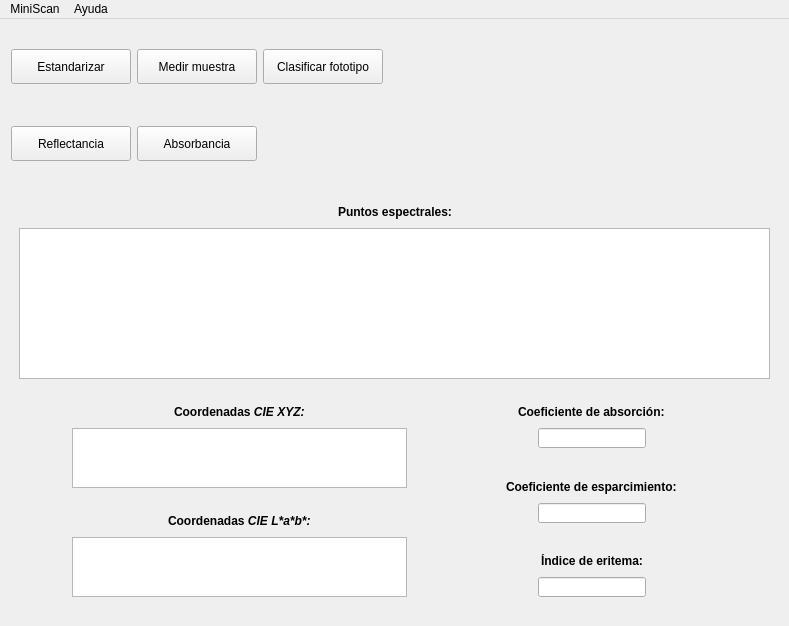
The window that mainwindow.ui (Gabnz/Spectrasoft) describes before a commit, drawn with Qt 5.
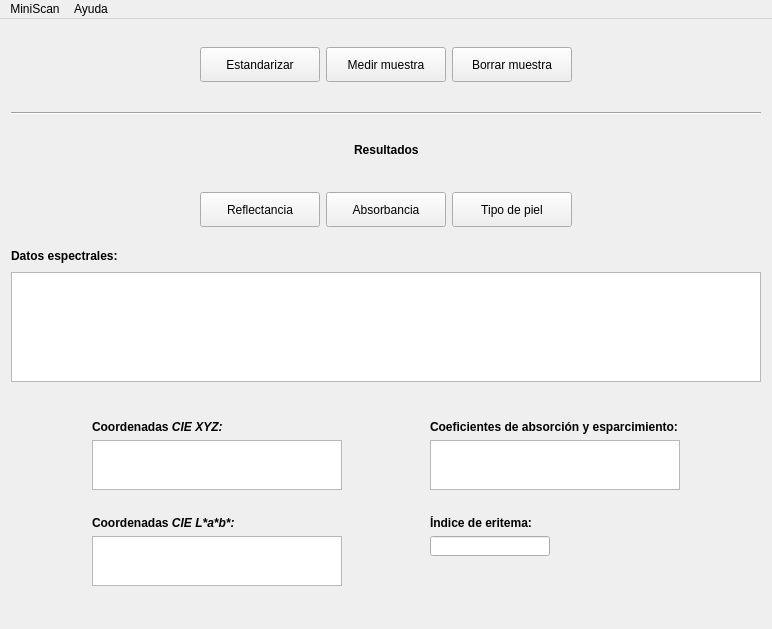
The same window after the commit. Icons and pictures are not drawn.

Patch:
```diff
--- a/mainwindow.ui
+++ b/mainwindow.ui
@@ -6,8 +6,8 @@
    <rect>
     <x>0</x>
     <y>0</y>
-    <width>789</width>
-    <height>626</height>
+    <width>772</width>
+    <height>629</height>
    </rect>
   </property>
   <property name="windowTitle">
@@ -18,12 +18,12 @@
     <normaloff>:/img/logo_icon.ico</normaloff>:/img/logo_icon.ico</iconset>
   </property>
   <widget class="QWidget" name="centralWidget">
+   <layout class="QGridLayout" name="gridLayout_5">
+    <item row="0" column="0">
+     <layout class="QVBoxLayout" name="verticalLayout_5">
+      <item>
    <layout class="QGridLayout" name="gridLayout_2">
-    <item row="0" column="0">
-     <layout class="QVBoxLayout" name="verticalLayout_2">
-      <item>
-       <layout class="QGridLayout" name="gridLayout">
-        <item row="0" column="0">
+        <item row="0" column="1">
          <spacer name="verticalSpacer_9">
           <property name="orientation">
            <enum>Qt::Vertical</enum>
@@ -36,7 +36,7 @@
           </property>
          </spacer>
         </item>
-        <item row="0" column="1">
+        <item row="0" column="2">
          <spacer name="verticalSpacer_2">
           <property name="orientation">
            <enum>Qt::Vertical</enum>
@@ -52,20 +52,33 @@
           </property>
          </spacer>
         </item>
-        <item row="0" column="2">
-         <spacer name="verticalSpacer_11">
+        <item row="0" column="3">
+         <spacer name="verticalSpacer_4">
           <property name="orientation">
            <enum>Qt::Vertical</enum>
           </property>
           <property name="sizeHint" stdset="0">
            <size>
-            <width>114</width>
-            <height>13</height>
+            <width>20</width>
+            <height>17</height>
            </size>
           </property>
          </spacer>
         </item>
         <item row="1" column="0">
+         <spacer name="horizontalSpacer_6">
+          <property name="orientation">
+           <enum>Qt::Horizontal</enum>
+          </property>
+          <property name="sizeHint" stdset="0">
+           <size>
+            <width>40</width>
+            <height>20</height>
+           </size>
+          </property>
+         </spacer>
+        </item>
+        <item row="1" column="1">
          <widget class="QPushButton" name="btnEstandarizar">
           <property name="minimumSize">
            <size>
@@ -105,7 +118,7 @@
           </property>
          </widget>
         </item>
-        <item row="1" column="1">
+        <item row="1" column="2">
          <widget class="QPushButton" name="btnMedir">
           <property name="minimumSize">
            <size>
@@ -134,8 +147,8 @@
           </property>
          </widget>
         </item>
-        <item row="1" column="2">
-         <widget class="QPushButton" name="btnFototipo">
+        <item row="1" column="3">
+         <widget class="QPushButton" name="btnBorrar">
           <property name="minimumSize">
            <size>
             <width>120</width>
@@ -149,7 +162,7 @@
            </size>
           </property>
           <property name="text">
-           <string>Clasificar fototipo</string>
+           <string>Borrar muestra</string>
           </property>
           <property name="icon">
            <iconset resource="recursos.qrc">
@@ -163,23 +176,20 @@
           </property>
          </widget>
         </item>
-        <item row="1" column="3">
-         <spacer name="horizontalSpacer_4">
+        <item row="1" column="4">
+         <spacer name="horizontalSpacer_5">
           <property name="orientation">
            <enum>Qt::Horizontal</enum>
           </property>
-          <property name="sizeType">
-           <enum>QSizePolicy::Expanding</enum>
-          </property>
           <property name="sizeHint" stdset="0">
            <size>
-            <width>13</width>
+            <width>40</width>
             <height>20</height>
            </size>
           </property>
          </spacer>
         </item>
-        <item row="2" column="0">
+        <item row="2" column="1">
          <spacer name="verticalSpacer_10">
           <property name="orientation">
            <enum>Qt::Vertical</enum>
@@ -192,7 +202,7 @@
           </property>
          </spacer>
         </item>
-        <item row="2" column="1">
+        <item row="2" column="2">
          <spacer name="verticalSpacer">
           <property name="orientation">
            <enum>Qt::Vertical</enum>
@@ -208,15 +218,15 @@
           </property>
          </spacer>
         </item>
-        <item row="2" column="2">
-         <spacer name="verticalSpacer_12">
+        <item row="2" column="3">
+         <spacer name="verticalSpacer_13">
           <property name="orientation">
            <enum>Qt::Vertical</enum>
           </property>
           <property name="sizeHint" stdset="0">
            <size>
-            <width>114</width>
-            <height>13</height>
+            <width>20</width>
+            <height>17</height>
            </size>
           </property>
          </spacer>
@@ -224,34 +234,87 @@
        </layout>
       </item>
       <item>
-       <layout class="QGridLayout" name="gridLayout_5">
-        <item row="0" column="0">
-         <spacer name="verticalSpacer_14">
-          <property name="orientation">
-           <enum>Qt::Vertical</enum>
-          </property>
-          <property name="sizeHint" stdset="0">
+       <widget class="Line" name="line">
+        <property name="minimumSize">
            <size>
-            <width>14</width>
-            <height>13</height>
-           </size>
-          </property>
-         </spacer>
-        </item>
+          <width>231</width>
+          <height>16</height>
+         </size>
+        </property>
+        <property name="frameShadow">
+         <enum>QFrame::Sunken</enum>
+        </property>
+        <property name="orientation">
+         <enum>Qt::Horizontal</enum>
+        </property>
+       </widget>
+      </item>
+      <item>
+       <layout class="QGridLayout" name="gridLayout_3">
         <item row="0" column="1">
-         <spacer name="verticalSpacer_15">
+         <spacer name="verticalSpacer_19">
           <property name="orientation">
            <enum>Qt::Vertical</enum>
           </property>
           <property name="sizeHint" stdset="0">
            <size>
-            <width>14</width>
+            <width>20</width>
             <height>13</height>
            </size>
           </property>
          </spacer>
         </item>
         <item row="1" column="0">
+         <spacer name="horizontalSpacer_8">
+          <property name="orientation">
+           <enum>Qt::Horizontal</enum>
+          </property>
+          <property name="sizeHint" stdset="0">
+           <size>
+            <width>40</width>
+            <height>20</height>
+           </size>
+          </property>
+         </spacer>
+        </item>
+        <item row="1" column="1">
+         <widget class="QLabel" name="etqResultados">
+          <property name="text">
+           <string>&lt;html&gt;&lt;head/&gt;&lt;body&gt;&lt;p&gt;&lt;span style=&quot; font-weight:600;&quot;&gt;Resultados&lt;/span&gt;&lt;/p&gt;&lt;/body&gt;&lt;/html&gt;</string>
+          </property>
+         </widget>
+        </item>
+        <item row="1" column="2">
+         <spacer name="horizontalSpacer_4">
+          <property name="orientation">
+           <enum>Qt::Horizontal</enum>
+          </property>
+          <property name="sizeHint" stdset="0">
+           <size>
+            <width>40</width>
+            <height>20</height>
+           </size>
+          </property>
+         </spacer>
+        </item>
+        <item row="2" column="1">
+         <spacer name="verticalSpacer_17">
+          <property name="orientation">
+           <enum>Qt::Vertical</enum>
+          </property>
+          <property name="sizeHint" stdset="0">
+           <size>
+            <width>20</width>
+            <height>13</height>
+           </size>
+          </property>
+         </spacer>
+        </item>
+       </layout>
+      </item>
+      <item>
+       <layout class="QGridLayout" name="gridLayout">
+        <item row="1" column="1">
          <widget class="QPushButton" name="btnReflectancia">
           <property name="minimumSize">
            <size>
@@ -280,7 +343,88 @@
           </property>
          </widget>
         </item>
-        <item row="1" column="1">
+        <item row="2" column="1">
+         <spacer name="verticalSpacer_16">
+          <property name="orientation">
+           <enum>Qt::Vertical</enum>
+          </property>
+          <property name="sizeHint" stdset="0">
+           <size>
+            <width>14</width>
+            <height>13</height>
+           </size>
+          </property>
+         </spacer>
+        </item>
+        <item row="2" column="2">
+         <spacer name="verticalSpacer_18">
+          <property name="orientation">
+           <enum>Qt::Vertical</enum>
+          </property>
+          <property name="sizeHint" stdset="0">
+           <size>
+            <width>14</width>
+            <height>13</height>
+           </size>
+          </property>
+         </spacer>
+        </item>
+        <item row="2" column="3">
+         <spacer name="verticalSpacer_12">
+          <property name="orientation">
+           <enum>Qt::Vertical</enum>
+          </property>
+          <property name="sizeHint" stdset="0">
+           <size>
+            <width>114</width>
+            <height>13</height>
+           </size>
+          </property>
+         </spacer>
+        </item>
+        <item row="1" column="3">
+         <widget class="QPushButton" name="btnFototipo">
+          <property name="minimumSize">
+           <size>
+            <width>120</width>
+            <height>35</height>
+           </size>
+          </property>
+          <property name="maximumSize">
+           <size>
+            <width>120</width>
+            <height>35</height>
+           </size>
+          </property>
+          <property name="text">
+           <string>Tipo de piel</string>
+          </property>
+          <property name="icon">
+           <iconset resource="recursos.qrc">
+            <normaloff>:/img/fototipos_small.png</normaloff>:/img/fototipos_small.png</iconset>
+          </property>
+          <property name="iconSize">
+           <size>
+            <width>20</width>
+            <height>20</height>
+           </size>
+          </property>
+         </widget>
+        </item>
+        <item row="0" column="3">
+         <spacer name="verticalSpacer_11">
+          <property name="orientation">
+           <enum>Qt::Vertical</enum>
+          </property>
+          <property name="sizeHint" stdset="0">
+           <size>
+            <width>114</width>
+            <height>13</height>
+           </size>
+          </property>
+         </spacer>
+        </item>
+        <item row="1" column="2">
          <widget class="QPushButton" name="btnAbsorbancia">
           <property name="minimumSize">
            <size>
@@ -309,7 +453,33 @@
           </property>
          </widget>
         </item>
-        <item row="1" column="2">
+        <item row="0" column="1">
+         <spacer name="verticalSpacer_14">
+          <property name="orientation">
+           <enum>Qt::Vertical</enum>
+          </property>
+          <property name="sizeHint" stdset="0">
+           <size>
+            <width>14</width>
+            <height>13</height>
+           </size>
+          </property>
+         </spacer>
+        </item>
+        <item row="0" column="2">
+         <spacer name="verticalSpacer_15">
+          <property name="orientation">
+           <enum>Qt::Vertical</enum>
+          </property>
+          <property name="sizeHint" stdset="0">
+           <size>
+            <width>14</width>
+            <height>13</height>
+           </size>
+          </property>
+         </spacer>
+        </item>
+        <item row="1" column="4">
          <spacer name="horizontalSpacer_2">
           <property name="orientation">
            <enum>Qt::Horizontal</enum>
@@ -322,51 +492,8 @@
           </property>
          </spacer>
         </item>
-        <item row="2" column="0">
-         <spacer name="verticalSpacer_16">
-          <property name="orientation">
-           <enum>Qt::Vertical</enum>
-          </property>
-          <property name="sizeHint" stdset="0">
-           <size>
-            <width>14</width>
-            <height>13</height>
-           </size>
-          </property>
-         </spacer>
-        </item>
-        <item row="2" column="1">
-         <spacer name="verticalSpacer_18">
-          <property name="orientation">
-           <enum>Qt::Vertical</enum>
-          </property>
-          <property name="sizeHint" stdset="0">
-           <size>
-            <width>14</width>
-            <height>13</height>
-           </size>
-          </property>
-         </spacer>
-        </item>
-       </layout>
-      </item>
-      <item>
-       <layout class="QGridLayout" name="gridLayout_3">
-        <item row="0" column="1">
-         <spacer name="verticalSpacer_4">
-          <property name="orientation">
-           <enum>Qt::Vertical</enum>
-          </property>
-          <property name="sizeHint" stdset="0">
-           <size>
-            <width>20</width>
-            <height>17</height>
-           </size>
-          </property>
-         </spacer>
-        </item>
         <item row="1" column="0">
-         <spacer name="horizontalSpacer_8">
+         <spacer name="horizontalSpacer_10">
           <property name="orientation">
            <enum>Qt::Horizontal</enum>
           </property>
@@ -378,29 +505,16 @@
           </property>
          </spacer>
         </item>
-        <item row="1" column="1">
-         <layout class="QVBoxLayout" name="verticalLayout_12">
+       </layout>
+      </item>
           <item>
-           <layout class="QVBoxLayout" name="verticalLayout_11">
+       <layout class="QVBoxLayout" name="verticalLayout_7">
             <item>
-             <layout class="QHBoxLayout" name="horizontalLayout_3">
+         <layout class="QHBoxLayout" name="horizontalLayout_2">
               <item>
-               <spacer name="horizontalSpacer_6">
-                <property name="orientation">
-                 <enum>Qt::Horizontal</enum>
-                </property>
-                <property name="sizeHint" stdset="0">
-                 <size>
-                  <width>40</width>
-                  <height>20</height>
-                 </size>
-                </property>
-               </spacer>
-              </item>
-              <item>
-               <widget class="QLabel" name="etqPuntosEspectrales">
+           <widget class="QLabel" name="etqDatosEspectrales">
                 <property name="text">
-                 <string>&lt;html&gt;&lt;head/&gt;&lt;body&gt;&lt;p&gt;&lt;span style=&quot; font-weight:600;&quot;&gt;Puntos espectrales:&lt;/span&gt;&lt;/p&gt;&lt;/body&gt;&lt;/html&gt;</string>
+             <string>&lt;html&gt;&lt;head/&gt;&lt;body&gt;&lt;p&gt;&lt;span style=&quot; font-weight:600;&quot;&gt;Datos espectrales:&lt;/span&gt;&lt;/p&gt;&lt;/body&gt;&lt;/html&gt;</string>
                 </property>
                </widget>
               </item>
@@ -423,14 +537,14 @@
              <widget class="QTableView" name="tablaPuntosEspectrales">
               <property name="minimumSize">
                <size>
-                <width>751</width>
-                <height>151</height>
+            <width>750</width>
+            <height>110</height>
                </size>
               </property>
               <property name="maximumSize">
                <size>
-                <width>16777215</width>
-                <height>151</height>
+            <width>750</width>
+            <height>110</height>
                </size>
               </property>
               <property name="frameShape">
@@ -448,6 +562,9 @@
               <property name="alternatingRowColors">
                <bool>true</bool>
               </property>
+          <property name="textElideMode">
+           <enum>Qt::ElideMiddle</enum>
+          </property>
               <attribute name="horizontalHeaderVisible">
                <bool>true</bool>
               </attribute>
@@ -474,46 +591,16 @@
             </property>
             <property name="sizeHint" stdset="0">
              <size>
-              <width>20</width>
-              <height>17</height>
+          <width>17</width>
+          <height>13</height>
              </size>
             </property>
            </spacer>
           </item>
           <item>
-           <layout class="QHBoxLayout" name="horizontalLayout_12">
-            <item>
-             <spacer name="horizontalSpacer_25">
-              <property name="orientation">
-               <enum>Qt::Horizontal</enum>
-              </property>
-              <property name="sizeHint" stdset="0">
-               <size>
-                <width>40</width>
-                <height>20</height>
-               </size>
-              </property>
-             </spacer>
-            </item>
-            <item>
-             <layout class="QVBoxLayout" name="verticalLayout_9">
-              <item>
-               <layout class="QVBoxLayout" name="verticalLayout_6">
-                <item>
-                 <layout class="QHBoxLayout" name="horizontalLayout_7">
-                  <item>
-                   <spacer name="horizontalSpacer_15">
-                    <property name="orientation">
-                     <enum>Qt::Horizontal</enum>
-                    </property>
-                    <property name="sizeHint" stdset="0">
-                     <size>
-                      <width>40</width>
-                      <height>20</height>
-                     </size>
-                    </property>
-                   </spacer>
-                  </item>
+       <layout class="QGridLayout" name="gridLayout_4">
+        <item row="0" column="1">
+         <layout class="QVBoxLayout" name="verticalLayout_3">
                   <item>
                    <widget class="QLabel" name="etqCromaticidad">
                     <property name="text">
@@ -522,39 +609,64 @@
                    </widget>
                   </item>
                   <item>
-                   <spacer name="horizontalSpacer_14">
-                    <property name="orientation">
-                     <enum>Qt::Horizontal</enum>
-                    </property>
-                    <property name="sizeHint" stdset="0">
-                     <size>
-                      <width>40</width>
-                      <height>20</height>
-                     </size>
-                    </property>
-                   </spacer>
-                  </item>
-                 </layout>
-                </item>
-                <item>
                  <widget class="QTableView" name="tablaXYZ">
                   <property name="minimumSize">
                    <size>
-                    <width>335</width>
-                    <height>60</height>
+              <width>250</width>
+              <height>50</height>
                    </size>
                   </property>
                   <property name="maximumSize">
                    <size>
-                    <width>335</width>
-                    <height>60</height>
+              <width>250</width>
+              <height>50</height>
                    </size>
                   </property>
                  </widget>
                 </item>
                </layout>
               </item>
+        <item row="0" column="3">
+         <layout class="QVBoxLayout" name="verticalLayout_2">
               <item>
+           <widget class="QLabel" name="etqAbsorcion_2">
+            <property name="text">
+             <string>&lt;html&gt;&lt;head/&gt;&lt;body&gt;&lt;p&gt;&lt;span style=&quot; font-weight:600;&quot;&gt;Coeficientes de absorción y esparcimiento:&lt;/span&gt;&lt;/p&gt;&lt;/body&gt;&lt;/html&gt;</string>
+            </property>
+           </widget>
+          </item>
+          <item>
+           <widget class="QTableView" name="tablaAbsEsp">
+            <property name="minimumSize">
+             <size>
+              <width>250</width>
+              <height>50</height>
+             </size>
+            </property>
+            <property name="maximumSize">
+             <size>
+              <width>250</width>
+              <height>50</height>
+             </size>
+            </property>
+           </widget>
+          </item>
+         </layout>
+        </item>
+        <item row="1" column="0">
+         <spacer name="horizontalSpacer_9">
+          <property name="orientation">
+           <enum>Qt::Horizontal</enum>
+          </property>
+          <property name="sizeHint" stdset="0">
+           <size>
+            <width>40</width>
+            <height>20</height>
+           </size>
+          </property>
+         </spacer>
+        </item>
+        <item row="1" column="1">
                <spacer name="verticalSpacer_6">
                 <property name="orientation">
                  <enum>Qt::Vertical</enum>
@@ -562,17 +674,39 @@
                 <property name="sizeHint" stdset="0">
                  <size>
                   <width>20</width>
-                  <height>17</height>
+            <height>13</height>
                  </size>
                 </property>
                </spacer>
               </item>
-              <item>
-               <layout class="QVBoxLayout" name="verticalLayout_4">
-                <item>
-                 <layout class="QHBoxLayout" name="horizontalLayout_8">
-                  <item>
-                   <spacer name="horizontalSpacer_12">
+        <item row="1" column="2">
+         <spacer name="horizontalSpacer_3">
+          <property name="orientation">
+           <enum>Qt::Horizontal</enum>
+          </property>
+          <property name="sizeHint" stdset="0">
+           <size>
+            <width>28</width>
+            <height>20</height>
+           </size>
+          </property>
+         </spacer>
+        </item>
+        <item row="1" column="3">
+         <spacer name="verticalSpacer_5">
+          <property name="orientation">
+           <enum>Qt::Vertical</enum>
+          </property>
+          <property name="sizeHint" stdset="0">
+           <size>
+            <width>17</width>
+            <height>13</height>
+           </size>
+          </property>
+         </spacer>
+        </item>
+        <item row="1" column="4">
+         <spacer name="horizontalSpacer_7">
                     <property name="orientation">
                      <enum>Qt::Horizontal</enum>
                     </property>
@@ -584,6 +718,8 @@
                     </property>
                    </spacer>
                   </item>
+        <item row="2" column="1">
+         <layout class="QVBoxLayout" name="verticalLayout">
                   <item>
                    <widget class="QLabel" name="etqLab">
                     <property name="text">
@@ -592,266 +728,25 @@
                    </widget>
                   </item>
                   <item>
-                   <spacer name="horizontalSpacer_13">
-                    <property name="orientation">
-                     <enum>Qt::Horizontal</enum>
-                    </property>
-                    <property name="sizeHint" stdset="0">
-                     <size>
-                      <width>40</width>
-                      <height>20</height>
-                     </size>
-                    </property>
-                   </spacer>
-                  </item>
-                 </layout>
-                </item>
-                <item>
                  <widget class="QTableView" name="tablaLab">
                   <property name="minimumSize">
                    <size>
-                    <width>335</width>
-                    <height>60</height>
+              <width>250</width>
+              <height>50</height>
                    </size>
                   </property>
                   <property name="maximumSize">
                    <size>
-                    <width>335</width>
-                    <height>60</height>
+              <width>250</width>
+              <height>50</height>
                    </size>
                   </property>
                  </widget>
                 </item>
                </layout>
               </item>
-             </layout>
-            </item>
-            <item>
-             <spacer name="horizontalSpacer_7">
-              <property name="orientation">
-               <enum>Qt::Horizontal</enum>
-              </property>
-              <property name="sizeHint" stdset="0">
-               <size>
-                <width>40</width>
-                <height>20</height>
-               </size>
-              </property>
-             </spacer>
-            </item>
-            <item>
-             <layout class="QVBoxLayout" name="verticalLayout_10">
-              <item>
-               <layout class="QVBoxLayout" name="verticalLayout_8">
-                <item>
-                 <layout class="QHBoxLayout" name="horizontalLayout_10">
-                  <item>
-                   <spacer name="horizontalSpacer_9">
-                    <property name="orientation">
-                     <enum>Qt::Horizontal</enum>
-                    </property>
-                    <property name="sizeHint" stdset="0">
-                     <size>
-                      <width>40</width>
-                      <height>20</height>
-                     </size>
-                    </property>
-                   </spacer>
-                  </item>
-                  <item>
-                   <widget class="QLabel" name="etqAbsorcion">
-                    <property name="text">
-                     <string>&lt;html&gt;&lt;head/&gt;&lt;body&gt;&lt;p&gt;&lt;span style=&quot; font-weight:600;&quot;&gt;Coeficiente de absorción:&lt;/span&gt;&lt;/p&gt;&lt;/body&gt;&lt;/html&gt;</string>
-                    </property>
-                   </widget>
-                  </item>
-                  <item>
-                   <spacer name="horizontalSpacer_24">
-                    <property name="orientation">
-                     <enum>Qt::Horizontal</enum>
-                    </property>
-                    <property name="sizeHint" stdset="0">
-                     <size>
-                      <width>40</width>
-                      <height>20</height>
-                     </size>
-                    </property>
-                   </spacer>
-                  </item>
-                 </layout>
-                </item>
-                <item>
-                 <layout class="QHBoxLayout" name="horizontalLayout_11">
-                  <item>
-                   <spacer name="horizontalSpacer_23">
-                    <property name="orientation">
-                     <enum>Qt::Horizontal</enum>
-                    </property>
-                    <property name="sizeHint" stdset="0">
-                     <size>
-                      <width>40</width>
-                      <height>20</height>
-                     </size>
-                    </property>
-                   </spacer>
-                  </item>
-                  <item>
-                   <widget class="QLineEdit" name="lineaAbsorcion">
-                    <property name="maximumSize">
-                     <size>
-                      <width>16777215</width>
-                      <height>20</height>
-                     </size>
-                    </property>
-                    <property name="readOnly">
-                     <bool>true</bool>
-                    </property>
-                   </widget>
-                  </item>
-                  <item>
-                   <spacer name="horizontalSpacer_22">
-                    <property name="orientation">
-                     <enum>Qt::Horizontal</enum>
-                    </property>
-                    <property name="sizeHint" stdset="0">
-                     <size>
-                      <width>40</width>
-                      <height>20</height>
-                     </size>
-                    </property>
-                   </spacer>
-                  </item>
-                 </layout>
-                </item>
-               </layout>
-              </item>
-              <item>
-               <spacer name="verticalSpacer_7">
-                <property name="orientation">
-                 <enum>Qt::Vertical</enum>
-                </property>
-                <property name="sizeHint" stdset="0">
-                 <size>
-                  <width>20</width>
-                  <height>18</height>
-                 </size>
-                </property>
-               </spacer>
-              </item>
-              <item>
-               <layout class="QVBoxLayout" name="verticalLayout_5">
-                <item>
-                 <layout class="QHBoxLayout" name="horizontalLayout_5">
-                  <item>
-                   <spacer name="horizontalSpacer_10">
-                    <property name="orientation">
-                     <enum>Qt::Horizontal</enum>
-                    </property>
-                    <property name="sizeHint" stdset="0">
-                     <size>
-                      <width>40</width>
-                      <height>20</height>
-                     </size>
-                    </property>
-                   </spacer>
-                  </item>
-                  <item>
-                   <widget class="QLabel" name="etqEsparcimiento">
-                    <property name="text">
-                     <string>&lt;html&gt;&lt;head/&gt;&lt;body&gt;&lt;p&gt;&lt;span style=&quot; font-weight:600;&quot;&gt;Coeficiente de esparcimiento:&lt;/span&gt;&lt;/p&gt;&lt;/body&gt;&lt;/html&gt;</string>
-                    </property>
-                   </widget>
-                  </item>
-                  <item>
-                   <spacer name="horizontalSpacer_19">
-                    <property name="orientation">
-                     <enum>Qt::Horizontal</enum>
-                    </property>
-                    <property name="sizeHint" stdset="0">
-                     <size>
-                      <width>40</width>
-                      <height>20</height>
-                     </size>
-                    </property>
-                   </spacer>
-                  </item>
-                 </layout>
-                </item>
-                <item>
-                 <layout class="QHBoxLayout" name="horizontalLayout_6">
-                  <item>
-                   <spacer name="horizontalSpacer_20">
-                    <property name="orientation">
-                     <enum>Qt::Horizontal</enum>
-                    </property>
-                    <property name="sizeHint" stdset="0">
-                     <size>
-                      <width>40</width>
-                      <height>20</height>
-                     </size>
-                    </property>
-                   </spacer>
-                  </item>
-                  <item>
-                   <widget class="QLineEdit" name="lineaEsparcimiento">
-                    <property name="maximumSize">
-                     <size>
-                      <width>16777215</width>
-                      <height>20</height>
-                     </size>
-                    </property>
-                    <property name="readOnly">
-                     <bool>true</bool>
-                    </property>
-                   </widget>
-                  </item>
-                  <item>
-                   <spacer name="horizontalSpacer_21">
-                    <property name="orientation">
-                     <enum>Qt::Horizontal</enum>
-                    </property>
-                    <property name="sizeHint" stdset="0">
-                     <size>
-                      <width>40</width>
-                      <height>20</height>
-                     </size>
-                    </property>
-                   </spacer>
-                  </item>
-                 </layout>
-                </item>
-               </layout>
-              </item>
-              <item>
-               <spacer name="verticalSpacer_5">
-                <property name="orientation">
-                 <enum>Qt::Vertical</enum>
-                </property>
-                <property name="sizeHint" stdset="0">
-                 <size>
-                  <width>17</width>
-                  <height>13</height>
-                 </size>
-                </property>
-               </spacer>
-              </item>
-              <item>
-               <layout class="QVBoxLayout" name="verticalLayout_7">
-                <item>
-                 <layout class="QHBoxLayout" name="horizontalLayout_4">
-                  <item>
-                   <spacer name="horizontalSpacer_11">
-                    <property name="orientation">
-                     <enum>Qt::Horizontal</enum>
-                    </property>
-                    <property name="sizeHint" stdset="0">
-                     <size>
-                      <width>40</width>
-                      <height>20</height>
-                     </size>
-                    </property>
-                   </spacer>
-                  </item>
+        <item row="2" column="3">
+         <layout class="QVBoxLayout" name="verticalLayout_4">
                   <item>
                    <widget class="QLabel" name="etqEritema">
                     <property name="text">
@@ -860,98 +755,45 @@
                    </widget>
                   </item>
                   <item>
-                   <spacer name="horizontalSpacer_16">
-                    <property name="orientation">
-                     <enum>Qt::Horizontal</enum>
-                    </property>
-                    <property name="sizeHint" stdset="0">
-                     <size>
-                      <width>40</width>
-                      <height>20</height>
-                     </size>
-                    </property>
-                   </spacer>
-                  </item>
-                 </layout>
-                </item>
-                <item>
-                 <layout class="QHBoxLayout" name="horizontalLayout_9">
-                  <item>
-                   <spacer name="horizontalSpacer_18">
-                    <property name="orientation">
-                     <enum>Qt::Horizontal</enum>
-                    </property>
-                    <property name="sizeHint" stdset="0">
-                     <size>
-                      <width>40</width>
-                      <height>20</height>
-                     </size>
-                    </property>
-                   </spacer>
-                  </item>
-                  <item>
                    <widget class="QLineEdit" name="lineaEritema">
+            <property name="minimumSize">
+             <size>
+              <width>120</width>
+              <height>20</height>
+             </size>
+            </property>
                     <property name="maximumSize">
                      <size>
-                      <width>16777215</width>
+              <width>120</width>
                       <height>20</height>
                      </size>
                     </property>
+            <property name="frame">
+             <bool>true</bool>
+            </property>
                     <property name="readOnly">
                      <bool>true</bool>
                     </property>
                    </widget>
                   </item>
                   <item>
-                   <spacer name="horizontalSpacer_17">
+           <spacer name="verticalSpacer_20">
                     <property name="orientation">
-                     <enum>Qt::Horizontal</enum>
+             <enum>Qt::Vertical</enum>
                     </property>
                     <property name="sizeHint" stdset="0">
                      <size>
-                      <width>40</width>
-                      <height>20</height>
+              <width>20</width>
+              <height>17</height>
                      </size>
                     </property>
                    </spacer>
-                  </item>
-                 </layout>
                 </item>
                </layout>
               </item>
              </layout>
             </item>
             <item>
-             <spacer name="horizontalSpacer_26">
-              <property name="orientation">
-               <enum>Qt::Horizontal</enum>
-              </property>
-              <property name="sizeHint" stdset="0">
-               <size>
-                <width>40</width>
-                <height>20</height>
-               </size>
-              </property>
-             </spacer>
-            </item>
-           </layout>
-          </item>
-         </layout>
-        </item>
-        <item row="1" column="2">
-         <spacer name="horizontalSpacer_27">
-          <property name="orientation">
-           <enum>Qt::Horizontal</enum>
-          </property>
-          <property name="sizeHint" stdset="0">
-           <size>
-            <width>40</width>
-            <height>20</height>
-           </size>
-          </property>
-         </spacer>
-        </item>
-        <item row="2" column="1">
          <spacer name="verticalSpacer_8">
           <property name="orientation">
            <enum>Qt::Vertical</enum>
@@ -959,12 +801,10 @@
           <property name="sizeHint" stdset="0">
            <size>
             <width>20</width>
-            <height>18</height>
+          <height>17</height>
            </size>
           </property>
          </spacer>
-        </item>
-       </layout>
       </item>
      </layout>
     </item>
@@ -975,7 +815,7 @@
     <rect>
      <x>0</x>
      <y>0</y>
-     <width>789</width>
+     <width>772</width>
      <height>21</height>
     </rect>
    </property>
```
Left out of the diff: 5 changed lines with no effect on the pictures. Lines whose indentation alone changed are shown as unchanged.
